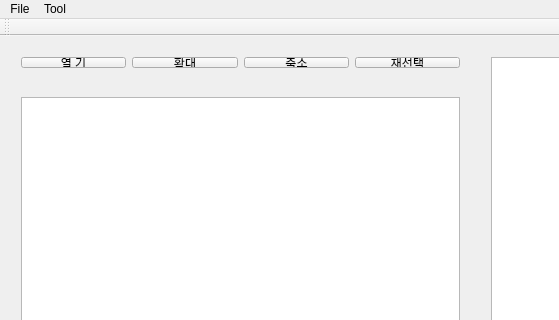
The window that mainwindow.ui (ajs7270/imagelab-project) describes before a commit, drawn with Qt 5; both pictures show x 0 to 559 and y 0 to 320 of the 1496 by 762 pixel window.
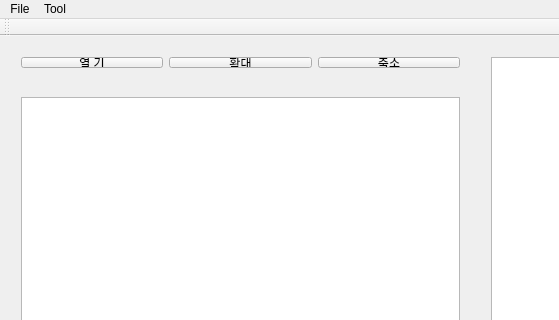
The same window after the commit.

Commit message: remove button

Patch:
```diff
--- a/mainwindow.ui
+++ b/mainwindow.ui
@@ -24,13 +24,6 @@
      </rect>
     </property>
     <layout class="QGridLayout" name="gridLayout_3">
-     <item row="0" column="3">
-      <widget class="QPushButton" name="reSegmentButton">
-       <property name="text">
-        <string>재선택</string>
-       </property>
-      </widget>
-     </item>
      <item row="0" column="0">
       <widget class="QPushButton" name="openButton">
        <property name="text">
```
The commit also changes 5 other files.
